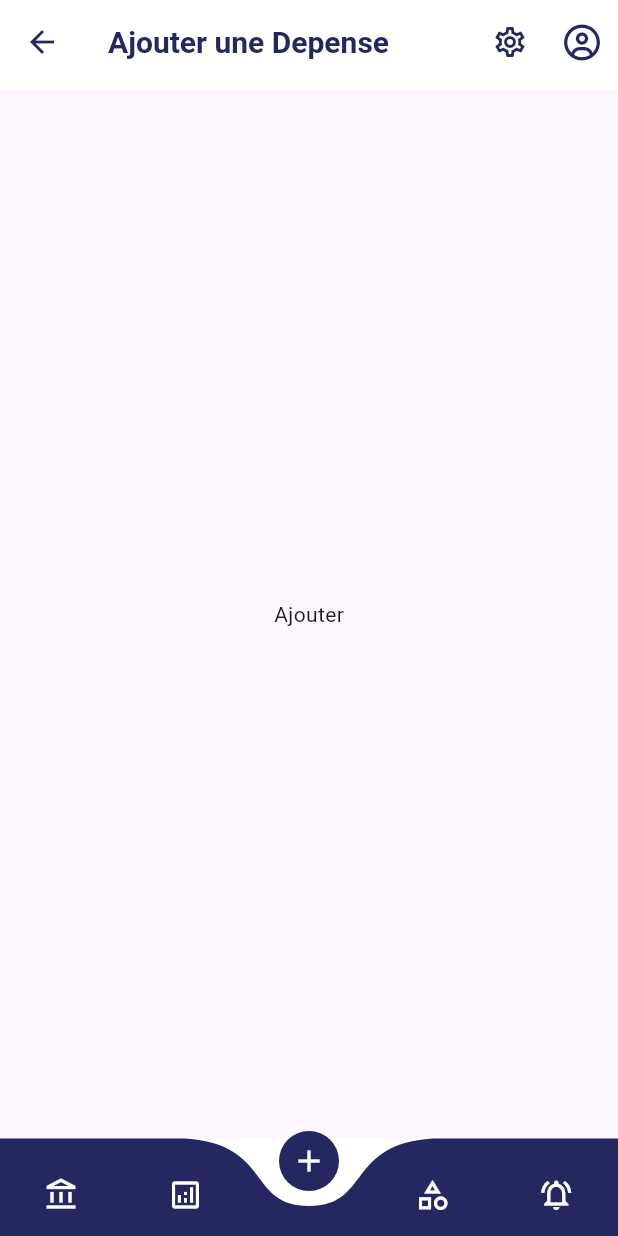
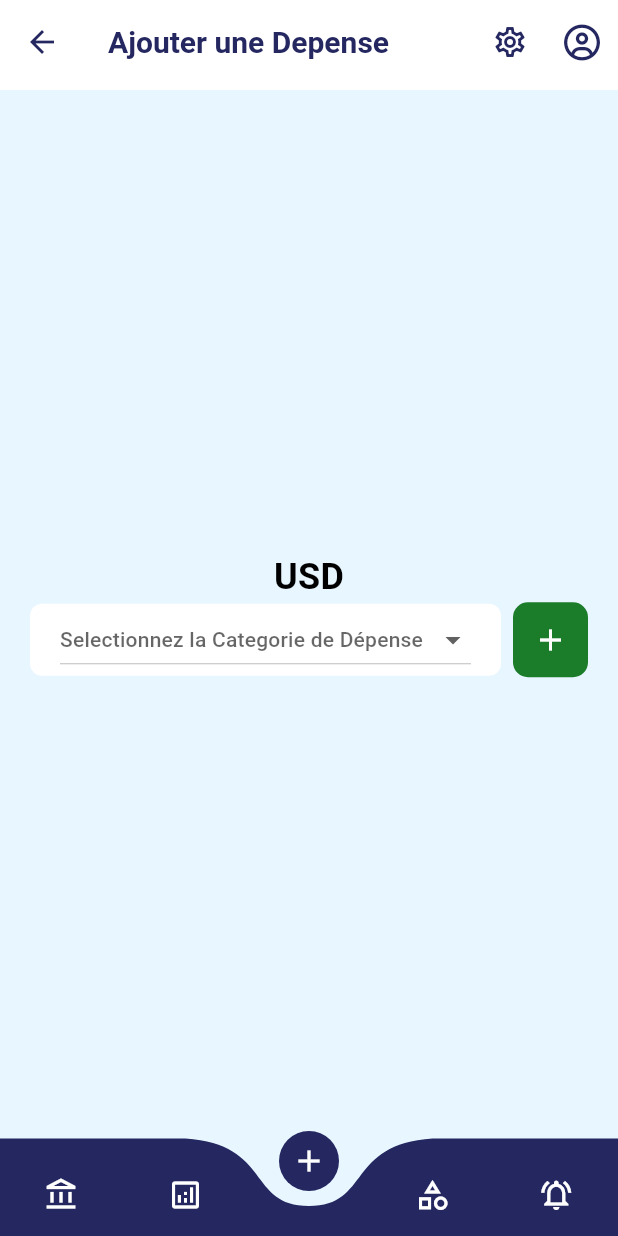
Before and after one commit to franckelysee/TrackMoney, a Flutter app: the HomePage screen opened by its route, item 3 of the bottom bar chosen, on a phone screen of 412 x 824 dp. Run offline on Flutter 3.47's test engine with Material 3 defaults, Android fonts, the phone set to English and light mode, and no system bars; drawn by our look-alikes of curved_navigation_bar; our stand-ins replace fl_chart, font_awesome_flutter.

Commit message:
add page

```diff
--- a/lib/templates/components/button.dart
+++ b/lib/templates/components/button.dart
@@ -1,4 +1,5 @@
 import 'package:flutter/material.dart';
+import 'package:provider/provider.dart';
 import 'package:trackmoney/utils/app_config.dart';
 
 class MyButton extends StatelessWidget {
@@ -43,10 +44,13 @@ class MyButton extends StatelessWidget {
 }
 
 class CircularButton extends StatefulWidget {
-  const CircularButton({super.key, required this.icon, this.iconColor, this.color});
+  const CircularButton(
+      {super.key, required this.icon, this.iconColor, this.color, this.radius, required this.onpressed});
   final IconData icon;
   final Color? iconColor;
   final Color? color;
+  final double? radius;
+  final VoidCallback? onpressed;
   @override
   State<CircularButton> createState() => _CircularButtonState();
 }
@@ -58,12 +62,15 @@ class _CircularButtonState extends State<CircularButton> {
       width: 50,
       height: 50,
       decoration: BoxDecoration(
-        color:widget.color?? AppConfig.greenbuttonColor,
-        borderRadius: BorderRadius.circular(50),
+        color: widget.color ?? AppConfig.greenbuttonColor,
+        borderRadius: BorderRadius.circular(widget.radius ?? 50),
       ),
       child: IconButton(
-        onPressed: () {},
-        icon: Icon(widget.icon, color: widget.iconColor?? Colors.white,),
+        onPressed: widget.onpressed,
+        icon: Icon(
+          widget.icon,
+          color: widget.iconColor ?? Colors.white,
+        ),
         color: Colors.white,
       ),
     );
--- a/lib/templates/components/chart.dart
+++ b/lib/templates/components/chart.dart
@@ -213,7 +213,7 @@ class _LineChartSample2State extends State<LineChartSample2> {
   @override
   Widget build(BuildContext context) {
     return Card(
-      color: AppConfig.bgColor,
+      color: Theme.of(context).colorScheme.surface,
         shape: RoundedRectangleBorder(
           borderRadius: BorderRadius.circular(8),
         ),
--- a/lib/templates/components/dateSelector.dart
+++ b/lib/templates/components/dateSelector.dart
@@ -16,7 +16,7 @@ class _DateselectorState extends State<Dateselector> {
   Widget build(BuildContext context) {
     return Container(
       width: MediaQuery.of(context).size.width ,
-      decoration: BoxDecoration(color: AppConfig.bgColor),
+      decoration: BoxDecoration(color: Theme.of(context).cardColor),
       child: Padding(
         padding: EdgeInsets.all(5),
         child: Row(
@@ -25,7 +25,7 @@ class _DateselectorState extends State<Dateselector> {
             Container(
               width: 30,
               height: 30,
-              decoration: BoxDecoration(borderRadius: BorderRadius.circular(50), color:Color(0xFFE2E8F0) ),
+              decoration: BoxDecoration(borderRadius: BorderRadius.circular(50), color:Theme.of(context).colorScheme.surface ),
               child: Icon(Icons.chevron_left),
             ),
 
@@ -60,7 +60,7 @@ class _DateselectorState extends State<Dateselector> {
               height: 30,
               decoration: BoxDecoration(
                   borderRadius: BorderRadius.circular(50),
-                  color: Color(0xFFE2E8F0)),
+                  color: Theme.of(context).colorScheme.surface),
               child: Icon(Icons.chevron_right),
             ),
           ],
--- a/lib/templates/components/notificated_card.dart
+++ b/lib/templates/components/notificated_card.dart
@@ -43,7 +43,7 @@ class _NotificatedCardState extends State<NotificatedCard> {
         child: Padding(
           padding: const EdgeInsets.symmetric(vertical: 1),
           child: Card(
-            color: widget.backgroundColor ?? Color(0xFFffffff),
+            color: widget.backgroundColor ?? Theme.of(context).cardColor,
             shape: RoundedRectangleBorder(
               borderRadius: BorderRadius.circular(8),
             ),
@@ -61,7 +61,7 @@ class _NotificatedCardState extends State<NotificatedCard> {
                     decoration: BoxDecoration(
                       color: widget.iconBackgroundColor ?? Color(0xFF3273EC),
                       borderRadius: BorderRadius.circular(50),
-                      border: Border.all(color: Colors.white, width: 1),
+                      border: Border.all(color: Theme.of(context).cardColor, width: 1),
                     ),
                     child: Icon(
                       widget.icon,
@@ -79,7 +79,7 @@ class _NotificatedCardState extends State<NotificatedCard> {
                       style: TextStyle(
                         fontSize: widget.titleSize,
                         fontWeight: FontWeight.w600,
-                        color: widget.textColor ?? Colors.black,
+                        color: widget.textColor ?? Theme.of(context).colorScheme.secondary,
                       ),
                     ),
                     SizedBox(
--- a/lib/templates/header.dart
+++ b/lib/templates/header.dart
@@ -17,8 +17,8 @@ class _AppHeaderState extends State<AppHeader> {
   @override
   Widget build(BuildContext context) {
     return AppBar(
-      foregroundColor: AppConfig.primaryColor,
-      backgroundColor: Colors.white,
+      foregroundColor: Theme.of(context).colorScheme.primary,
+      backgroundColor: Theme.of(context).cardColor,
       title: Column(
         crossAxisAlignment: CrossAxisAlignment.start,
         children: [
--- a/lib/templates/home.dart
+++ b/lib/templates/home.dart
@@ -45,7 +45,7 @@ class _HomePageState extends State<HomePage> {
     return Scaffold(
       bottomNavigationBar: CurvedNavigationBar(
         height: 65,
-        backgroundColor: Colors.white,
+        backgroundColor: Theme.of(context).colorScheme.surface,
         color: AppConfig.primaryColor,
         animationDuration: const Duration(milliseconds: 500),
         onTap: (index) {
--- a/lib/templates/pages/auth/auth.dart
+++ b/lib/templates/pages/auth/auth.dart
@@ -14,6 +14,7 @@ class AuthPage extends StatelessWidget {
 
   Widget build(BuildContext context) {
     return   Scaffold(
+      backgroundColor: Theme.of(context).colorScheme.surface,
       body: Padding(
         padding: const  EdgeInsets.all(10),
         child: Column(
--- a/lib/templates/pages/screens/ajouter.dart
+++ b/lib/templates/pages/screens/ajouter.dart
@@ -1,4 +1,5 @@
 import 'package:flutter/material.dart';
+import 'package:trackmoney/templates/components/button.dart';
 import 'package:trackmoney/templates/header.dart';
 
 class AjouterPage extends StatefulWidget {
@@ -9,14 +10,89 @@ class AjouterPage extends StatefulWidget {
 }
 
 class _AjouterPageState extends State<AjouterPage> {
+  String dropdownValue = '';
+
   @override
   Widget build(BuildContext context) {
     return Scaffold(
       appBar: PreferredSize(
-          preferredSize: Size.fromHeight(60),
-          child: AppHeader(title: 'Ajouter une Depense')),
-      body: Center(
-        child: Text('Ajouter'),
+        preferredSize: Size.fromHeight(60),
+        child: AppHeader(title: 'Ajouter une Depense'),
+      ),
+      body: Padding(
+        padding: EdgeInsets.symmetric(horizontal: 20, vertical: 30),
+        child:  SizedBox(
+          width: MediaQuery.of(context).size.width - 40,
+          child: Column(
+            mainAxisAlignment: MainAxisAlignment.center,
+            children: [
+              Text(
+                "USD",
+                style: TextStyle(fontSize: 24, fontWeight: FontWeight.bold),
+              ),
+              Row(
+                mainAxisAlignment: MainAxisAlignment.spaceBetween,
+                children: [
+                  Expanded(
+                    child: Container(
+                      padding: EdgeInsets.symmetric(horizontal: 20),
+                      decoration: BoxDecoration(
+                        color: Theme.of(context).cardColor,
+                        borderRadius: BorderRadius.circular(8),
+                      ),
+                      child: DropdownButton<String>(
+                        hint: Text(
+                          "Selectionnez la Categorie de Dépense",
+                          style: TextStyle(fontSize: 14),
+                        ),
+                        value: dropdownValue.isEmpty ? null : dropdownValue,
+                        icon: const Icon(Icons.arrow_drop_down),
+                        isExpanded: true,
+                        dropdownColor: Theme.of(context).cardColor,
+                        onChanged: (String? newValue) {
+                          setState(() {
+                            dropdownValue = newValue!;
+                          });
+                        },
+                        items: [
+                          DropdownMenuItem<String>(
+                            value: 'Immobilier',
+                            child: Text("Immobilier"),
+                          ),
+                          DropdownMenuItem<String>(
+                            value: 'Nourriture',
+                            child: Text("Nourriture"),
+                          ),
+                        ],
+                      ),
+                    ),
+                  ),
+                  SizedBox(
+                    width: 8,
+                  ),
+                  CircularButton(
+                    icon: Icons.add,
+                    radius: 10,
+                    onpressed: () {
+                      showModalBottomSheet(
+                          context: context,
+                          builder: (BuildContext context) {
+                            return  Center(
+                              child: ElevatedButton(
+                                child: Text('Close'),
+                                onPressed: () {
+                                  Navigator.of(context).pop();
+                                },
+                              ),
+                            );
+                          });
+                    },
+                  )
+                ],
+              ),
+            ],
+          ),
+        ),
       ),
     );
   }
--- a/lib/templates/pages/screens/analyse.dart
+++ b/lib/templates/pages/screens/analyse.dart
@@ -32,7 +32,7 @@ class _AnalysePageState extends State<AnalysePage> {
           NotificatedCard(
             title: "Burger",
             titleSize: 20,
-            subtitle: "Food",
+            subtitle: "Nourriture",
             icon: FontAwesomeIcons.burger,
             iconBackgroundColor: Colors.yellow,
             price: -18,
--- a/lib/templates/pages/screens/compte.dart
+++ b/lib/templates/pages/screens/compte.dart
@@ -75,7 +75,7 @@ class _ComptePageState extends State<ComptePage> {
                             NotificatedCard(
                               title: "Burger",
                               titleSize: 20,
-                              subtitle: "Food",
+                              subtitle: "Nourriture",
                               icon: FontAwesomeIcons.burger,
                               iconBackgroundColor: Colors.yellow,
                               price: -18,
--- a/lib/utils/app_config.dart
+++ b/lib/utils/app_config.dart
@@ -1,12 +1,33 @@
 import 'package:flutter/material.dart';
+
+ThemeData lightMode = ThemeData(
+  brightness: Brightness.light,
+  colorScheme: ColorScheme.light(
+    surface: Color(0xffE7F6FF),
+    primary: Color(0xFF242760),
+    secondary: Color(0xFF000000),
+  ),
+  cardColor: Color(0xFFFFFFFF),
+  useMaterial3: true,
+);
+
+ThemeData darkMode = ThemeData(
+  brightness: Brightness.dark,
+  colorScheme: ColorScheme.dark(
+      surface: Color(0xFF0e0e0e),
+      primary: Color(0xFF6E73C4),
+      secondary: Color(0xFFF8F8F8)),
+  cardColor: Color(0xff272727),
+  useMaterial3: true,
+);
 
 class AppConfig {
   // Couleurs principales
   static const Color primaryColor = Color(0xFF242760); // Bleu principal
   static const Color bgColor = Color(0xFFFFFFFF); // Couleur de fond (blanc)
   static const Color textColor = Color(0xFF000000); // Couleur du texte (noir)
-  static const Color greenbuttonColor = Color(0xFF1B7D2A); // Couleur des boutons
-
+  static const Color greenbuttonColor =
+      Color(0xFF1B7D2A); // Couleur des boutons
 
   // Styles de texte
   static const TextStyle primaryTextStyle = TextStyle(
@@ -46,3 +67,22 @@ class AppConfig {
     borderRadius: BorderRadius.circular(30),
   );
 }
+
+class ThemeProvider with ChangeNotifier {
+  ThemeData _themeData = lightMode;
+
+  ThemeData get themeData => _themeData;
+
+  set themeData(ThemeData themeData) {
+    _themeData = themeData;
+    notifyListeners();
+  }
+
+  void toggleTheme() {
+    if (_themeData == lightMode) {
+      themeData = darkMode;
+    } else {
+      themeData = lightMode;
+    }
+  }
+}
--- a/pubspec.yaml
+++ b/pubspec.yaml
@@ -38,6 +38,7 @@ dependencies:
   # The following adds the Cupertino Icons font to your application.
   # Use with the CupertinoIcons class for iOS style icons.
   cupertino_icons: ^1.0.6
+  provider:
 
 dev_dependencies:
   flutter_test:
```
Also changed, not shown: lib/main.dart (+4 -5 lines), lib/templates/components/card.dart (+7 -1 lines), lib/templates/components/transaction_card.dart (+38 -9 lines), pubspec.lock.
